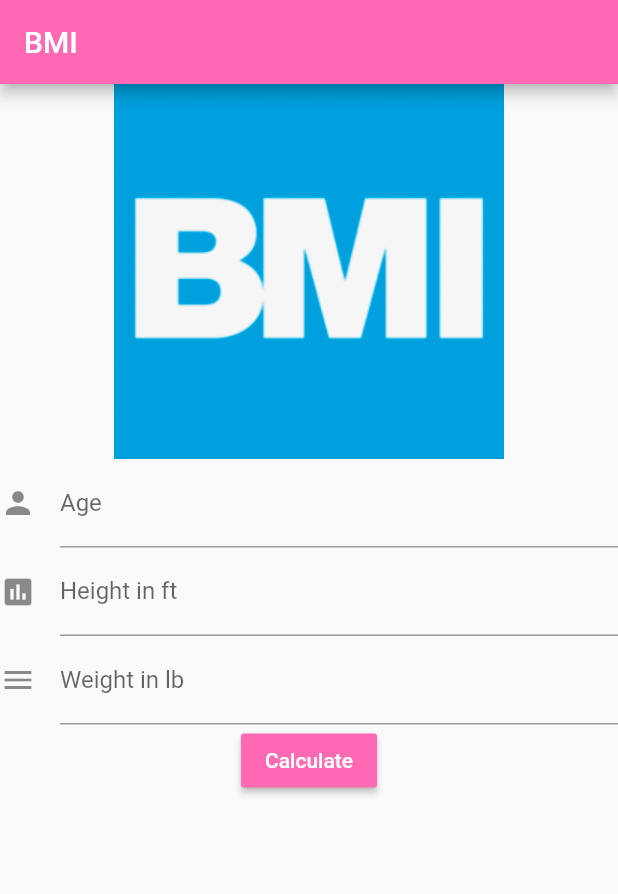
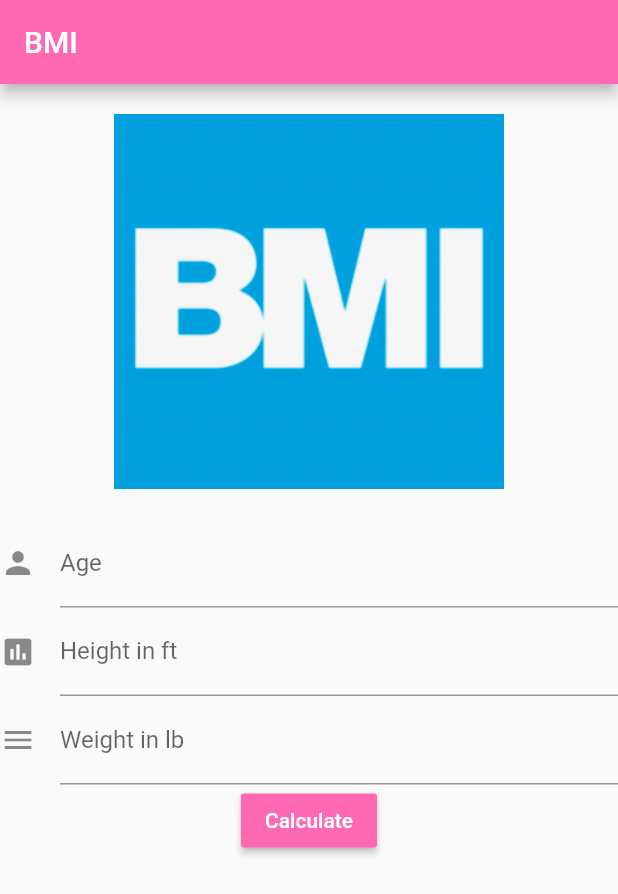
Before and after one commit to brentonhauth/flutter_practice, a Flutter app: the screen it shows after launch, on a phone screen of 412 x 824 dp. Shown: the top 894 px of the screen. Run offline on Flutter 3.47's test engine with Material 2 defaults, Android fonts, the phone set to English and light mode, and no system bars.

```diff
--- a/lib/home_page.dart
+++ b/lib/home_page.dart
@@ -16,13 +16,21 @@ class _HomePageState extends State<HomePage> {
         title: Text('BMI'),
         backgroundColor: Color.fromRGBO(255, 105, 180, 1),
       ),
-      body: Column(
+      body: ListView(
         children: <Widget>[
-          Image.asset('assets/bmi.png'),
+          Container(
+            child: Image.asset(
+              'assets/bmi.png',
+              fit: BoxFit.fitHeight,
+              height: 250,
+            ),
+            padding: EdgeInsets.all(20),
+          ),
+
           BmiForm(),
         ],
       ),
-      resizeToAvoidBottomInset: false
+      // resizeToAvoidBottomInset: false
     );
   }
 }
```
